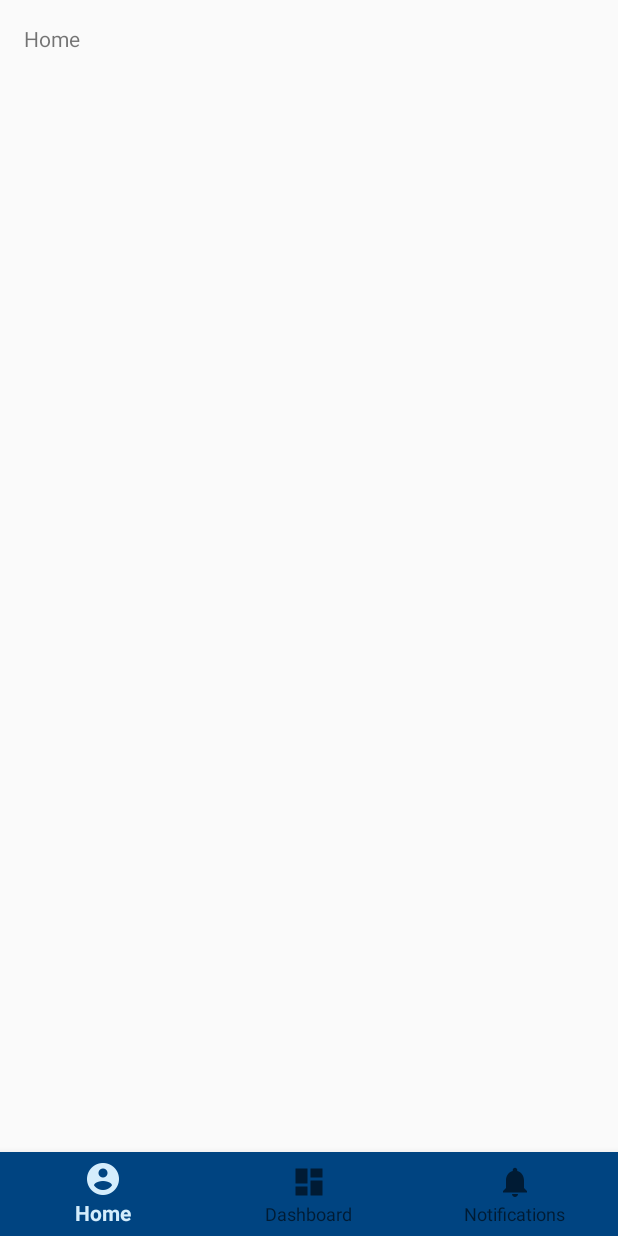
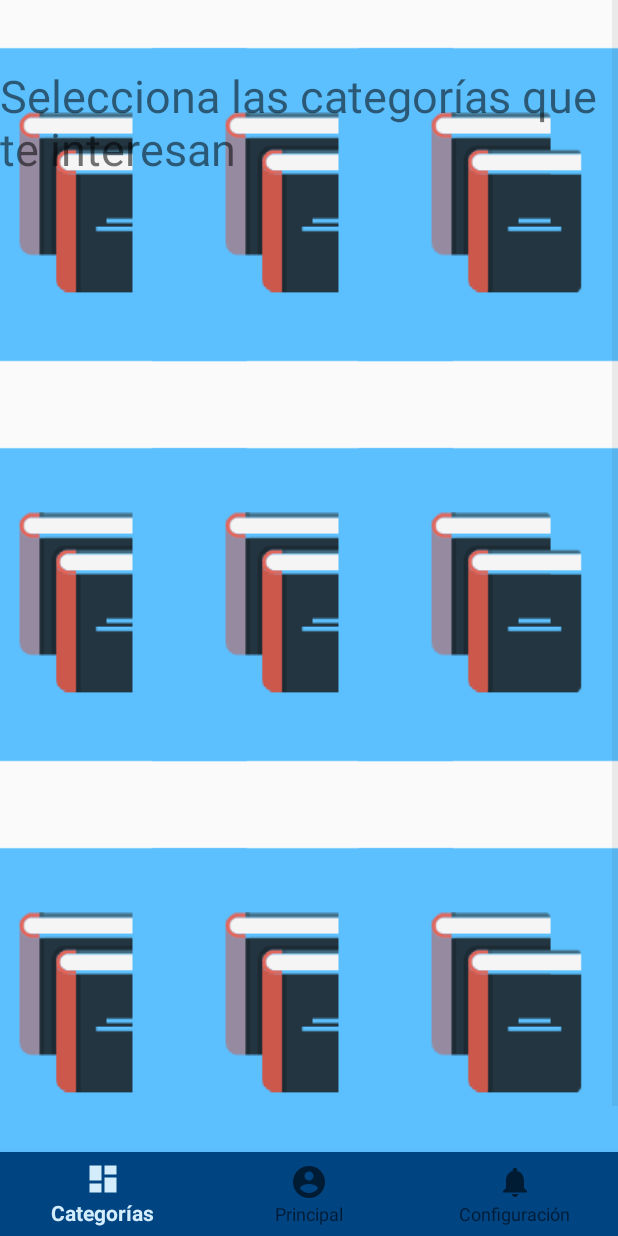
Before and after one commit to sozu00/BBVA_Suggest, an Android app: the MainActivity screen opened directly, with no data from a screen before it, on a phone screen of 412 x 824 dp. Run offline under Robolectric (Android 15) with nearby library versions, the phone set to English and light mode, and no system bars.

Commit message:
categorias y menus

```diff
--- a/app/src/main/java/bbva/kumite/bbva_suggest/CategoriesFragment.java
+++ b/app/src/main/java/bbva/kumite/bbva_suggest/CategoriesFragment.java
@@ -21,7 +21,6 @@ import android.widget.GridView;
 public class CategoriesFragment extends Fragment {
     // TODO: Rename parameter arguments, choose names that match
     // the fragment initialization parameters, e.g. ARG_ITEM_NUMBER
-    GridView grid = new GridView();
     private static final String ARG_PARAM1 = "param1";
     private static final String ARG_PARAM2 = "param2";
 
@@ -60,14 +59,21 @@ public class CategoriesFragment extends Fragment {
             mParam1 = getArguments().getString(ARG_PARAM1);
             mParam2 = getArguments().getString(ARG_PARAM2);
         }
-        grid.setAdapter();
+
     }
 
     @Override
     public View onCreateView(LayoutInflater inflater, ViewGroup container,
                              Bundle savedInstanceState) {
         // Inflate the layout for this fragment
-        return inflater.inflate(R.layout.fragment_categories, container, false);
+
+        View v = inflater.inflate(R.layout.fragment_categories, container, false);
+        GridView gridView = (GridView) v.findViewById(R.id.grid_view);
+
+        // Instance of ImageAdapter Class
+        gridView.setAdapter(new ImageAdapter(v.getContext()));
+
+        return v;
     }
 
     // TODO: Rename method, update argument and hook method into UI event
@@ -87,6 +93,7 @@ public class CategoriesFragment extends Fragment {
                     + " must implement OnFragmentInteractionListener");
         }
     }
+
 
     @Override
     public void onDetach() {
@@ -108,4 +115,5 @@ public class CategoriesFragment extends Fragment {
         // TODO: Update argument type and name
         void onFragmentInteraction(Uri uri);
     }
+
 }
--- /dev/null
+++ b/app/src/main/java/bbva/kumite/bbva_suggest/ImageAdapter.java
@@ -0,0 +1,80 @@
+package bbva.kumite.bbva_suggest;
+
+import android.content.Context;
+import android.graphics.ColorFilter;
+import android.graphics.ColorMatrix;
+import android.graphics.ColorMatrixColorFilter;
+import android.view.View;
+import android.view.ViewGroup;
+import android.widget.BaseAdapter;
+import android.widget.GridView;
+import android.widget.ImageView;
+
+public class ImageAdapter extends BaseAdapter {
+    private Context mContext;
+
+    // Keep all Images in array
+    public Integer[] mThumbIds = {
+            R.drawable.ic_books, R.drawable.ic_books,
+            R.drawable.ic_books, R.drawable.ic_books,
+            R.drawable.ic_books, R.drawable.ic_books,
+            R.drawable.ic_books, R.drawable.ic_books,
+            R.drawable.ic_books
+    };
+    public Boolean[] mBWImages = {
+            false, false, false,
+            false, false, false,
+            false, false, false
+    };
+    // Constructor
+    public ImageAdapter(Context c){
+        mContext = c;
+    }
+
+    @Override
+    public int getCount() {
+        return mThumbIds.length;
+    }
+
+    @Override
+    public Object getItem(int position) {
+        return mThumbIds[position];
+    }
+
+    @Override
+    public long getItemId(int position) {
+        return 0;
+    }
+
+    @Override
+    public View getView(final int position, View convertView, ViewGroup parent) {
+        final ImageView imageView = new ImageView(mContext);
+        imageView.setImageResource(mThumbIds[position]);
+        imageView.setScaleType(ImageView.ScaleType.CENTER_CROP);
+        imageView.setPadding(10,10,10,10);
+        imageView.setLayoutParams(new GridView.LayoutParams(400, 400));
+        imageView.setOnClickListener(new View.OnClickListener() {
+            @Override
+            public void onClick(View v) {
+                ColorMatrix matrix = new ColorMatrix();
+                matrix.setSaturation(mBWImages[position]? 0 : 1);
+
+                ColorMatrixColorFilter filter = new ColorMatrixColorFilter(matrix);
+                imageView.setColorFilter(filter);
+                mBWImages[position] = !mBWImages[position];
+            }
+        });
+        return imageView;
+    }
+
+
+    private ImageView setImageBW(boolean isBW, ImageView imageView){
+        ColorMatrix matrix = new ColorMatrix();
+        matrix.setSaturation(isBW? 0 : 1);
+
+        ColorMatrixColorFilter filter = new ColorMatrixColorFilter(matrix);
+        imageView.setColorFilter(filter);
+
+        return imageView;
+    }
+}
--- a/app/src/main/java/bbva/kumite/bbva_suggest/MainActivity.java
+++ b/app/src/main/java/bbva/kumite/bbva_suggest/MainActivity.java
@@ -1,16 +1,26 @@
 package bbva.kumite.bbva_suggest;
 
+import android.net.Uri;
 import android.os.Bundle;
 import android.support.annotation.NonNull;
 import android.support.design.widget.BottomNavigationView;
+import android.support.v4.app.Fragment;
+import android.support.v4.app.FragmentTransaction;
 import android.support.v7.app.AppCompatActivity;
 import android.view.MenuItem;
 import android.widget.TextView;
 
-public class MainActivity extends AppCompatActivity {
+public class MainActivity
+        extends AppCompatActivity
+        implements CategoriesFragment.OnFragmentInteractionListener,
+        recommendationfragment.OnFragmentInteractionListener,
+        helpfragment.OnFragmentInteractionListener
+        {
 
     private TextView mTextMessage;
-
+    Fragment recommendationsFragment = new recommendationfragment();
+    Fragment categoriesFragment = new CategoriesFragment();
+    Fragment settingsFragment;
     private BottomNavigationView.OnNavigationItemSelectedListener mOnNavigationItemSelectedListener
             = new BottomNavigationView.OnNavigationItemSelectedListener() {
 
@@ -18,13 +28,13 @@ public class MainActivity extends AppCompatActivity {
         public boolean onNavigationItemSelected(@NonNull MenuItem item) {
             switch (item.getItemId()) {
                 case R.id.navigation_home:
-                    mTextMessage.setText(R.string.title_home);
+                    setFragment(new recommendationfragment());
                     return true;
-                case R.id.navigation_dashboard:
-                    mTextMessage.setText(R.string.title_dashboard);
+                case R.id.navigation_categories:
+                    setFragment(categoriesFragment);
                     return true;
-                case R.id.navigation_notifications:
-                    mTextMessage.setText(R.string.title_notifications);
+                case R.id.navigation_config:
+                    setFragment(settingsFragment);
                     return true;
             }
             return false;
@@ -35,10 +45,22 @@ public class MainActivity extends AppCompatActivity {
     protected void onCreate(Bundle savedInstanceState) {
         super.onCreate(savedInstanceState);
         setContentView(R.layout.activity_main);
-
-        mTextMessage = (TextView) findViewById(R.id.message);
-        BottomNavigationView navigation = (BottomNavigationView) findViewById(R.id.navigation);
+        setFragment(categoriesFragment);
+        BottomNavigationView navigation = findViewById(R.id.navigation);
         navigation.setOnNavigationItemSelectedListener(mOnNavigationItemSelectedListener);
     }
 
+    public void setFragment(Fragment fragment) {
+        FragmentTransaction fragmentTransaction = getSupportFragmentManager().beginTransaction();
+
+        fragmentTransaction.replace(R.id.main_frame, fragment);
+        fragmentTransaction.addToBackStack(null);
+        fragmentTransaction.commit();
+
+    }
+
+    @Override
+    public void onFragmentInteraction(Uri uri) {
+
+    }
 }
--- a/app/src/main/res/layout/activity_main.xml
+++ b/app/src/main/res/layout/activity_main.xml
@@ -1,5 +1,5 @@
 <?xml version="1.0" encoding="utf-8"?>
-<android.support.constraint.ConstraintLayout xmlns:android="http://schemas.android.com/apk/res/android"
+<RelativeLayout xmlns:android="http://schemas.android.com/apk/res/android"
     xmlns:app="http://schemas.android.com/apk/res-auto"
     xmlns:tools="http://schemas.android.com/tools"
     android:id="@+id/container"
@@ -7,21 +7,11 @@
     android:layout_height="match_parent"
     tools:context=".MainActivity">
 
-    <TextView
-        android:id="@+id/message"
-        android:layout_width="wrap_content"
-        android:layout_height="wrap_content"
-        android:layout_marginStart="@dimen/activity_horizontal_margin"
-        android:layout_marginLeft="@dimen/activity_horizontal_margin"
-        android:layout_marginTop="@dimen/activity_vertical_margin"
-        android:text="@string/title_home"
-        app:layout_constraintLeft_toLeftOf="parent"
-        app:layout_constraintTop_toTopOf="parent" />
-
     <android.support.design.widget.BottomNavigationView
         android:id="@+id/navigation"
-        android:layout_width="0dp"
+        android:layout_width="match_parent"
         android:layout_height="wrap_content"
+        android:layout_alignParentBottom="true"
         android:layout_marginStart="0dp"
         android:layout_marginEnd="0dp"
         android:background="@color/colorPrimaryDark"
@@ -30,4 +20,15 @@
         app:layout_constraintRight_toRightOf="parent"
         app:menu="@menu/navigation" />
 
-</android.support.constraint.ConstraintLayout>
+    <FrameLayout
+        android:id="@+id/main_frame"
+        android:layout_width="match_parent"
+        android:layout_height="wrap_content"
+        android:layout_above="@id/navigation"
+        android:layout_alignParentStart="true"
+        android:layout_alignParentLeft="true"
+        android:layout_alignParentTop="true"
+        tools:ignore="RtlHardcoded"/>
+
+
+</RelativeLayout>
--- a/app/src/main/res/layout/fragment_categories.xml
+++ b/app/src/main/res/layout/fragment_categories.xml
@@ -1,5 +1,5 @@
 <?xml version="1.0" encoding="utf-8"?>
-<android.support.constraint.ConstraintLayout xmlns:android="http://schemas.android.com/apk/res/android"
+<RelativeLayout xmlns:android="http://schemas.android.com/apk/res/android"
     xmlns:app="http://schemas.android.com/apk/res-auto"
     xmlns:tools="http://schemas.android.com/tools"
     android:layout_width="match_parent"
@@ -9,12 +9,30 @@
     <!-- TODO: Update blank fragment layout -->
 
     <GridView
+        android:id="@+id/grid_view"
+        android:layout_width="wrap_content"
+        android:layout_height="wrap_content"
+        android:layout_above="@+id/textView"
+        android:layout_alignParentStart="true"
+        android:layout_alignParentLeft="true"
+        android:layout_alignParentBottom="true"
+        android:layout_marginStart="0dp"
+        android:layout_marginLeft="0dp"
+        android:layout_marginBottom="0dp"
+        android:gravity="center"
+        android:numColumns="3" />
+
+    <TextView
+        android:id="@+id/textView"
         android:layout_width="match_parent"
         android:layout_height="wrap_content"
-        app:layout_constraintBottom_toBottomOf="parent"
-        app:layout_constraintEnd_toEndOf="parent"
-        app:layout_constraintHorizontal_bias="0.0"
-        app:layout_constraintStart_toStartOf="parent"
-        app:layout_constraintTop_toTopOf="parent" />
+        android:layout_alignParentStart="true"
+        android:layout_alignParentLeft="true"
+        android:layout_alignParentTop="true"
+        android:layout_marginStart="0dp"
+        android:layout_marginLeft="0dp"
+        android:layout_marginTop="43dp"
+        android:text="Selecciona las categorías que te interesan"
+        android:textSize="30dp" />
 
-</android.support.constraint.ConstraintLayout>
+</RelativeLayout>
--- a/app/src/main/res/menu/navigation.xml
+++ b/app/src/main/res/menu/navigation.xml
@@ -1,5 +1,10 @@
 <?xml version="1.0" encoding="utf-8"?>
 <menu xmlns:android="http://schemas.android.com/apk/res/android">
+
+    <item
+        android:id="@+id/navigation_categories"
+        android:icon="@drawable/ic_dashboard_black_24dp"
+        android:title="@string/title_dashboard" />
 
     <item
         android:id="@+id/navigation_home"
@@ -7,12 +12,7 @@
         android:title="@string/title_home" />
 
     <item
-        android:id="@+id/navigation_dashboard"
-        android:icon="@drawable/ic_dashboard_black_24dp"
-        android:title="@string/title_dashboard" />
-
-    <item
-        android:id="@+id/navigation_notifications"
+        android:id="@+id/navigation_config"
         android:icon="@drawable/ic_notifications_black_24dp"
         android:title="@string/title_notifications" />
 </menu>
--- a/app/src/main/res/values/strings.xml
+++ b/app/src/main/res/values/strings.xml
@@ -13,9 +13,9 @@
         completions."
     </string>
     <string name="title_activity_main">MainActivity</string>
-    <string name="title_home">Home</string>
-    <string name="title_dashboard">Dashboard</string>
-    <string name="title_notifications">Notifications</string>
+    <string name="title_home">Principal</string>
+    <string name="title_dashboard">Categorías</string>
+    <string name="title_notifications">Configuración</string>
 
     <!-- TODO: Remove or change this placeholder text -->
     <string name="hello_blank_fragment">Hello blank fragment</string>
```
Also changed, not shown: app/src/main/java/bbva/kumite/bbva_suggest/CategoriesGridAdapter.java (deleted, +0 -54 lines).
